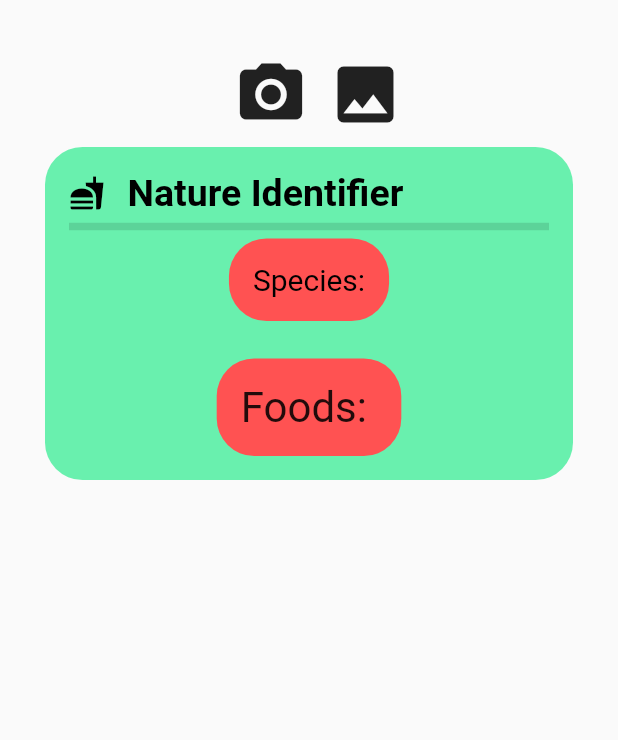
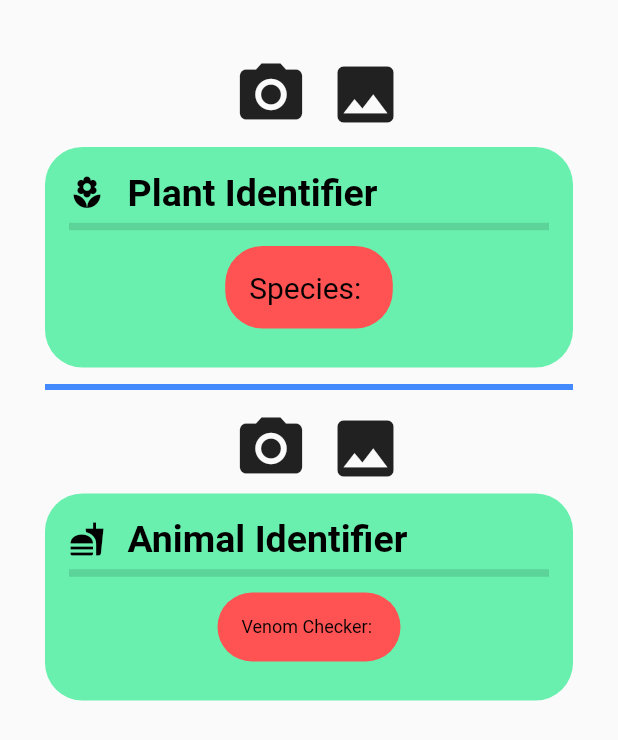
Before and after one commit to hamesjan/NasaAppChallangeTeamZero, a Flutter app: the RightPage screen opened directly, on a phone screen of 412 x 824 dp. Shown: the top 740 px of the screen. Run offline on Flutter 3.47's test engine with Material 2 defaults, Android fonts, the phone set to English and light mode, and no system bars; our stand-ins replace geolocator, image_picker.

Commit message:
some more setup

```diff
--- a/lib/main.dart
+++ b/lib/main.dart
@@ -11,6 +11,7 @@ class MyApp extends StatelessWidget {
   Widget build(BuildContext context) {
     return MaterialApp(
       title: 'Flutter Demo',
+      debugShowCheckedModeBanner: false,
       theme: ThemeData(
         // This is the theme of your application.
         //
--- a/lib/pages/right.dart
+++ b/lib/pages/right.dart
@@ -35,6 +35,9 @@ class RightPageState extends State<RightPage> {
 
   String respStr = '';
  // CalorieData CalData = CalorieData(calories: 'Select an Image to get Started', names: ['']);
+  String returnData = '';
+  String returnData2 = '';
+
 
   @override
   Widget build(BuildContext context) {
@@ -52,10 +55,10 @@ class RightPageState extends State<RightPage> {
                     icon: Icon(Icons.camera_alt, size: 50,),
                     callback: () async{
                       var file = await ImagePicker.pickImage(source: ImageSource.camera);
-                      var res = await uploadImage(file.path, "http://37625b93.ngrok.io/caloriecount");
+                      var res = await uploadImage(file.path, "http://292bde44c00c.ngrok.io/file_analysis");
                       respStr = await res.stream.bytesToString();
                       setState(() {
-                        //    CalData = CalorieData.fromJson(jsonDecode(respStr));
+                            returnData = respStr;
                       });
                     },
                   ),
@@ -64,10 +67,10 @@ class RightPageState extends State<RightPage> {
                       icon: Icon(Icons.image, size: 50,),
                       callback: () async {
                         var file = await ImagePicker.pickImage(source: ImageSource.gallery);
-                        var res = await uploadImage(file.path, "http://37625b93.ngrok.io/caloriecount");
+                        var res = await uploadImage(file.path, "http://292bde44c00c.ngrok.io/file_analysis");
                         respStr = await res.stream.bytesToString();
                         setState(() {
-                          //       CalData = CalorieData.fromJson(jsonDecode(respStr));
+                          returnData = respStr;
                         });
                       }
                   ),
@@ -76,12 +79,87 @@ class RightPageState extends State<RightPage> {
               SizedBox(
                 height: 20.0,
               ),
-//            FutureBuilder(
-//              initialData: CalorieData(calories: 'Waiting ',names: ['Waiting']),
-//              future: fetchUserOrder(),
-//              builder: (BuildContext context, AsyncSnapshot snapshot){
-//                List _lst = snapshot.data.names.map((title)=> Text(title,)).toList();
+           Column(
+                mainAxisAlignment: MainAxisAlignment.center,
+                children: <Widget>[
+                  Container(
+                    padding: EdgeInsets.all(16),
+                    decoration: BoxDecoration(
+                        color: Colors.greenAccent,
+                        borderRadius: BorderRadius.all(Radius.circular(25))
+                    ),
+                    child: Column(
+                      children: <Widget>[
+                        Row(
+                          children: <Widget>[
+                            Icon(Icons.local_florist, color: Colors.black,),
+                            SizedBox(width: 15,),
+                            Text('Plant Identifier', style: TextStyle(
+                                fontWeight:FontWeight.bold,
+                                color: Colors.black,
+                                fontSize: 25
 
+                            ),)
+
+                          ],
+                        ),
+                        Divider(thickness: 5,),
+                        SizedBox(height: 5,),
+                        Container(
+                          padding: EdgeInsets.all(16),
+                          decoration: BoxDecoration(
+                              color: Colors.redAccent,
+                              borderRadius: BorderRadius.all(Radius.circular(25))
+                          ),
+                          child: Text('Species: $returnData', style: TextStyle(
+                              // ${CalData.calories}', style: TextStyle(
+                              fontSize: 20,
+                              color: Colors.black
+                          ),),
+                        ),
+                        SizedBox(
+                          height: 10,
+                        ),
+                      ],
+
+                    ),
+                  )
+
+                ],
+
+              ),
+              SizedBox(height: 5,),
+              Divider(thickness: 4,color: Colors.blueAccent,),
+              Row(
+                crossAxisAlignment: CrossAxisAlignment.center,
+                children: <Widget>[
+                  Container(width: MediaQuery.of(context).size.width/ 3.5,),
+                  SendButton(
+                    icon: Icon(Icons.camera_alt, size: 50,),
+                    callback: () async{
+                      var file = await ImagePicker.pickImage(source: ImageSource.camera);
+                      var res = await uploadImage(file.path, "http://292bde44c00c.ngrok.io/file_analysis2");
+                      respStr = await res.stream.bytesToString();
+                      setState(() {
+                        returnData2 = respStr;
+                      });
+                    },
+                  ),
+                  SizedBox(width: 15,),
+                  SendButton(
+                      icon: Icon(Icons.image, size: 50,),
+                      callback: () async {
+                        var file = await ImagePicker.pickImage(source: ImageSource.gallery);
+                        var res = await uploadImage(file.path, "http://292bde44c00c.ngrok.io/file_analysis2");
+                        respStr = await res.stream.bytesToString();
+                        setState(() {
+                          returnData2 = respStr;
+                        });
+                      }
+                  ),
+                ],
+              ),
+              SizedBox( height: 15,),
               Column(
                 mainAxisAlignment: MainAxisAlignment.center,
                 children: <Widget>[
@@ -97,7 +175,7 @@ class RightPageState extends State<RightPage> {
                           children: <Widget>[
                             Icon(Icons.fastfood, color: Colors.black,),
                             SizedBox(width: 15,),
-                            Text('Nature Identifier', style: TextStyle(
+                            Text('Animal Identifier', style: TextStyle(
                                 fontWeight:FontWeight.bold,
                                 color: Colors.black,
                                 fontSize: 25
@@ -107,38 +185,22 @@ class RightPageState extends State<RightPage> {
                           ],
                         ),
                         Divider(thickness: 5,),
+                        SizedBox(height: 5,),
                         Container(
                           padding: EdgeInsets.all(16),
                           decoration: BoxDecoration(
                               color: Colors.redAccent,
                               borderRadius: BorderRadius.all(Radius.circular(25))
                           ),
-                          child: Text('Species:', style: TextStyle(
-                              // ${CalData.calories}', style: TextStyle(
-                              fontSize: 20,
+                          child: Text('Venom Checker: $returnData2', style: TextStyle(
+                            // ${CalData.calories}', style: TextStyle(
+                              fontSize: 12,
                               color: Colors.black
                           ),),
                         ),
                         SizedBox(
-                          height: 25,
+                          height: 10,
                         ),
-                        Container(
-                          padding: EdgeInsets.all(16),
-                          decoration: BoxDecoration(
-                              color: Colors.redAccent,
-                              borderRadius: BorderRadius.all(Radius.circular(25))
-                          ),
-                          child:
-
-                          Text('Foods: '
-                              //'${CalData.names.toString().substring(1, CalData.names.toString().length - 1)}', style: TextStyle(
-                            , style: TextStyle(
-                            fontSize: 28,
-                            //color: Colors.black
-                          ),
-                          ),
-                        )
-
                       ],
 
                     ),
@@ -147,8 +209,6 @@ class RightPageState extends State<RightPage> {
                 ],
 
               )
-//                }
-//                ),
             ],
           ),
         )
```
Also changed, not shown: lib/classes/location_stream.dart (+2 -5 lines), lib/pages/left.dart (+11 -0 lines), lib/classes/enviro_data.dart (added).
